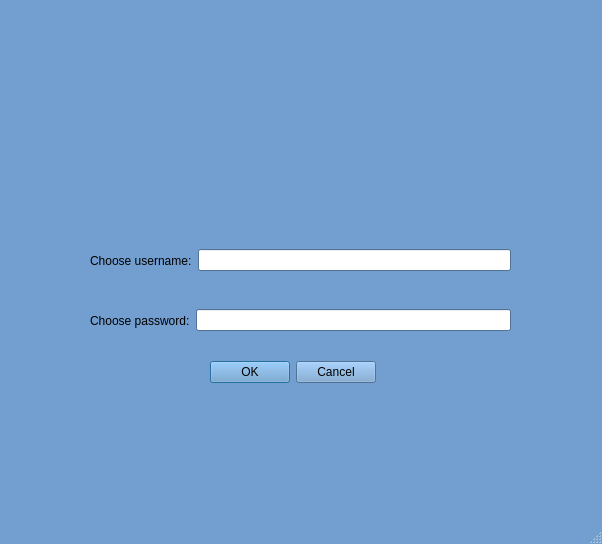
Qt form Client/mainwindow.ui (MATF-RS20/RS023-group-chat) before a commit.
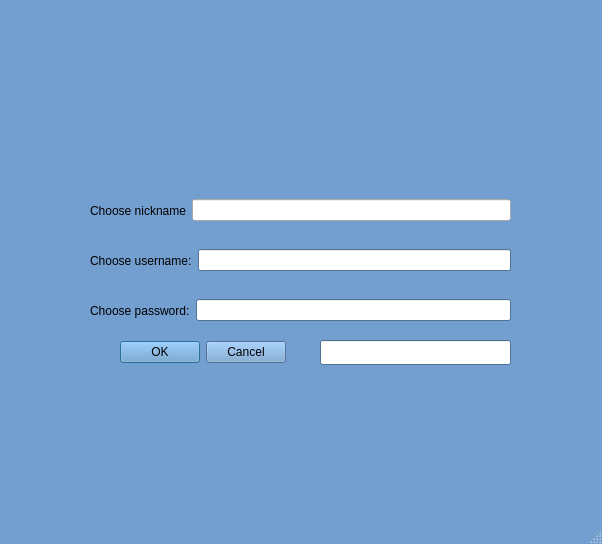
The same form after that commit. The open tabs and pages were chosen to show the change. Icons and pictures are not drawn.

What changed in the file:
```diff
--- a/Client/mainwindow.ui
+++ b/Client/mainwindow.ui
@@ -3008,7 +3008,7 @@
       <property name="geometry">
        <rect>
         <x>250</x>
-        <y>60</y>
+        <y>30</y>
         <width>141</width>
         <height>131</height>
        </rect>
@@ -3053,7 +3053,7 @@
       <property name="geometry">
        <rect>
         <x>120</x>
-        <y>300</y>
+        <y>290</y>
         <width>421</width>
         <height>41</height>
        </rect>
@@ -3087,8 +3087,8 @@
      <widget class="QDialogButtonBox" name="buttonBox">
       <property name="geometry">
        <rect>
-        <x>240</x>
-        <y>360</y>
+        <x>150</x>
+        <y>340</y>
         <width>166</width>
         <height>25</height>
        </rect>
@@ -3100,6 +3100,484 @@
        <set>QDialogButtonBox::Cancel|QDialogButtonBox::Ok</set>
       </property>
      </widget>
+     <widget class="QWidget" name="horizontalLayoutWidget_9">
+      <property name="geometry">
+       <rect>
+        <x>120</x>
+        <y>190</y>
+        <width>421</width>
+        <height>41</height>
+       </rect>
+      </property>
+      <layout class="QHBoxLayout" name="horizontalLayout_9">
+       <item>
+        <widget class="QLabel" name="label_13">
+         <property name="text">
+          <string>Choose nickname</string>
+         </property>
+        </widget>
+       </item>
+       <item>
+        <widget class="QLineEdit" name="nickname_line">
+         <property name="palette">
+          <palette>
+           <active>
+            <colorrole role="WindowText">
+             <brush brushstyle="SolidPattern">
+              <color alpha="255">
+               <red>0</red>
+               <green>0</green>
+               <blue>0</blue>
+              </color>
+             </brush>
+            </colorrole>
+            <colorrole role="Button">
+             <brush brushstyle="SolidPattern">
+              <color alpha="255">
+               <red>238</red>
+               <green>238</green>
+               <blue>236</blue>
+              </color>
+             </brush>
+            </colorrole>
+            <colorrole role="Light">
+             <brush brushstyle="SolidPattern">
+              <color alpha="255">
+               <red>255</red>
+               <green>255</green>
+               <blue>255</blue>
+              </color>
+             </brush>
+            </colorrole>
+            <colorrole role="Midlight">
+             <brush brushstyle="SolidPattern">
+              <color alpha="255">
+               <red>246</red>
+               <green>246</green>
+               <blue>245</blue>
+              </color>
+             </brush>
+            </colorrole>
+            <colorrole role="Dark">
+             <brush brushstyle="SolidPattern">
+              <color alpha="255">
+               <red>119</red>
+               <green>119</green>
+               <blue>118</blue>
+              </color>
+             </brush>
+            </colorrole>
+            <colorrole role="Mid">
+             <brush brushstyle="SolidPattern">
+              <color alpha="255">
+               <red>159</red>
+               <green>159</green>
+               <blue>157</blue>
+              </color>
+             </brush>
+            </colorrole>
+            <colorrole role="Text">
+             <brush brushstyle="SolidPattern">
+              <color alpha="255">
+               <red>0</red>
+               <green>0</green>
+               <blue>0</blue>
+              </color>
+             </brush>
+            </colorrole>
+            <colorrole role="BrightText">
+             <brush brushstyle="SolidPattern">
+              <color alpha="255">
+               <red>255</red>
+               <green>255</green>
+               <blue>255</blue>
+              </color>
+             </brush>
+            </colorrole>
+            <colorrole role="ButtonText">
+             <brush brushstyle="SolidPattern">
+              <color alpha="255">
+               <red>0</red>
+               <green>0</green>
+               <blue>0</blue>
+              </color>
+             </brush>
+            </colorrole>
+            <colorrole role="Base">
+             <brush brushstyle="SolidPattern">
+              <color alpha="255">
+               <red>255</red>
+               <green>255</green>
+               <blue>255</blue>
+              </color>
+             </brush>
+            </colorrole>
+            <colorrole role="Window">
+             <brush brushstyle="SolidPattern">
+              <color alpha="255">
+               <red>238</red>
+               <green>238</green>
+               <blue>236</blue>
+              </color>
+             </brush>
+            </colorrole>
+            <colorrole role="Shadow">
+             <brush brushstyle="SolidPattern">
+              <color alpha="255">
+               <red>0</red>
+               <green>0</green>
+               <blue>0</blue>
+              </color>
+             </brush>
+            </colorrole>
+            <colorrole role="AlternateBase">
+             <brush brushstyle="SolidPattern">
+              <color alpha="255">
+               <red>246</red>
+               <green>246</green>
+               <blue>245</blue>
+              </color>
+             </brush>
+            </colorrole>
+            <colorrole role="ToolTipBase">
+             <brush brushstyle="SolidPattern">
+              <color alpha="255">
+               <red>255</red>
+               <green>255</green>
+               <blue>220</blue>
+              </color>
+             </brush>
+            </colorrole>
+            <colorrole role="ToolTipText">
+             <brush brushstyle="SolidPattern">
+              <color alpha="255">
+               <red>0</red>
+               <green>0</green>
+               <blue>0</blue>
+              </color>
+             </brush>
+            </colorrole>
+            <colorrole role="PlaceholderText">
+             <brush brushstyle="SolidPattern">
+              <color alpha="128">
+               <red>0</red>
+               <green>0</green>
+               <blue>0</blue>
+              </color>
+             </brush>
+            </colorrole>
+           </active>
+           <inactive>
+            <colorrole role="WindowText">
+             <brush brushstyle="SolidPattern">
+              <color alpha="255">
+               <red>0</red>
+               <green>0</green>
+               <blue>0</blue>
+              </color>
+             </brush>
+            </colorrole>
+            <colorrole role="Button">
+             <brush brushstyle="SolidPattern">
+              <color alpha="255">
+               <red>238</red>
+               <green>238</green>
+               <blue>236</blue>
+              </color>
+             </brush>
+            </colorrole>
+            <colorrole role="Light">
+             <brush brushstyle="SolidPattern">
+              <color alpha="255">
+               <red>255</red>
+               <green>255</green>
+               <blue>255</blue>
+              </color>
+             </brush>
+            </colorrole>
+            <colorrole role="Midlight">
+             <brush brushstyle="SolidPattern">
+              <color alpha="255">
+               <red>246</red>
+               <green>246</green>
+               <blue>245</blue>
+              </color>
+             </brush>
+            </colorrole>
+            <colorrole role="Dark">
+             <brush brushstyle="SolidPattern">
+              <color alpha="255">
+               <red>119</red>
+               <green>119</green>
+               <blue>118</blue>
+              </color>
+             </brush>
+            </colorrole>
+            <colorrole role="Mid">
+             <brush brushstyle="SolidPattern">
+              <color alpha="255">
+               <red>159</red>
+               <green>159</green>
+               <blue>157</blue>
+              </color>
+             </brush>
+            </colorrole>
+            <colorrole role="Text">
+             <brush brushstyle="SolidPattern">
+              <color alpha="255">
+               <red>0</red>
+               <green>0</green>
+               <blue>0</blue>
+              </color>
+             </brush>
+            </colorrole>
+            <colorrole role="BrightText">
+             <brush brushstyle="SolidPattern">
+              <color alpha="255">
+               <red>255</red>
+               <green>255</green>
+               <blue>255</blue>
+              </color>
+             </brush>
+            </colorrole>
+            <colorrole role="ButtonText">
+             <brush brushstyle="SolidPattern">
+              <color alpha="255">
+               <red>0</red>
+               <green>0</green>
+               <blue>0</blue>
+              </color>
+             </brush>
+            </colorrole>
+            <colorrole role="Base">
+             <brush brushstyle="SolidPattern">
+              <color alpha="255">
+               <red>255</red>
+               <green>255</green>
+               <blue>255</blue>
+              </color>
+             </brush>
+            </colorrole>
+            <colorrole role="Window">
+             <brush brushstyle="SolidPattern">
+              <color alpha="255">
+               <red>238</red>
+               <green>238</green>
+               <blue>236</blue>
+              </color>
+             </brush>
+            </colorrole>
+            <colorrole role="Shadow">
+             <brush brushstyle="SolidPattern">
+              <color alpha="255">
+               <red>0</red>
+               <green>0</green>
+               <blue>0</blue>
+              </color>
+             </brush>
+            </colorrole>
+            <colorrole role="AlternateBase">
+             <brush brushstyle="SolidPattern">
+              <color alpha="255">
+               <red>246</red>
+               <green>246</green>
+               <blue>245</blue>
+              </color>
+             </brush>
+            </colorrole>
+            <colorrole role="ToolTipBase">
+             <brush brushstyle="SolidPattern">
+              <color alpha="255">
+               <red>255</red>
+               <green>255</green>
+               <blue>220</blue>
+              </color>
+             </brush>
+            </colorrole>
+            <colorrole role="ToolTipText">
+             <brush brushstyle="SolidPattern">
+              <color alpha="255">
+               <red>0</red>
+               <green>0</green>
+               <blue>0</blue>
+              </color>
+             </brush>
+            </colorrole>
+            <colorrole role="PlaceholderText">
+             <brush brushstyle="SolidPattern">
+              <color alpha="128">
+               <red>0</red>
+               <green>0</green>
+               <blue>0</blue>
+              </color>
+             </brush>
+            </colorrole>
+           </inactive>
+           <disabled>
+            <colorrole role="WindowText">
+             <brush brushstyle="SolidPattern">
+              <color alpha="255">
+               <red>119</red>
+               <green>119</green>
+               <blue>118</blue>
+              </color>
+             </brush>
+            </colorrole>
+            <colorrole role="Button">
+             <brush brushstyle="SolidPattern">
+              <color alpha="255">
+               <red>238</red>
+               <green>238</green>
+               <blue>236</blue>
+              </color>
+             </brush>
+            </colorrole>
+            <colorrole role="Light">
+             <brush brushstyle="SolidPattern">
+              <color alpha="255">
+               <red>255</red>
+               <green>255</green>
+               <blue>255</blue>
+              </color>
+             </brush>
+            </colorrole>
+            <colorrole role="Midlight">
+             <brush brushstyle="SolidPattern">
+              <color alpha="255">
+               <red>246</red>
+               <green>246</green>
+               <blue>245</blue>
+              </color>
+             </brush>
+            </colorrole>
+            <colorrole role="Dark">
+             <brush brushstyle="SolidPattern">
+              <color alpha="255">
+               <red>119</red>
+               <green>119</green>
+               <blue>118</blue>
+              </color>
+             </brush>
+            </colorrole>
+            <colorrole role="Mid">
+             <brush brushstyle="SolidPattern">
+              <color alpha="255">
+               <red>159</red>
+               <green>159</green>
+               <blue>157</blue>
+              </color>
+             </brush>
+            </colorrole>
+            <colorrole role="Text">
+             <brush brushstyle="SolidPattern">
+              <color alpha="255">
+               <red>119</red>
+               <green>119</green>
+               <blue>118</blue>
+              </color>
+             </brush>
+            </colorrole>
+            <colorrole role="BrightText">
+             <brush brushstyle="SolidPattern">
+              <color alpha="255">
+               <red>255</red>
+               <green>255</green>
+               <blue>255</blue>
+              </color>
+             </brush>
+            </colorrole>
+            <colorrole role="ButtonText">
+             <brush brushstyle="SolidPattern">
+              <color alpha="255">
+               <red>119</red>
+               <green>119</green>
+               <blue>118</blue>
+              </color>
+             </brush>
+            </colorrole>
+            <colorrole role="Base">
+             <brush brushstyle="SolidPattern">
+              <color alpha="255">
+               <red>238</red>
+               <green>238</green>
+               <blue>236</blue>
+              </color>
+             </brush>
+            </colorrole>
+            <colorrole role="Window">
+             <brush brushstyle="SolidPattern">
+              <color alpha="255">
+               <red>238</red>
+               <green>238</green>
+               <blue>236</blue>
+              </color>
+             </brush>
+            </colorrole>
+            <colorrole role="Shadow">
+             <brush brushstyle="SolidPattern">
+              <color alpha="255">
+               <red>0</red>
+               <green>0</green>
+               <blue>0</blue>
+              </color>
+             </brush>
+            </colorrole>
+            <colorrole role="AlternateBase">
+             <brush brushstyle="SolidPattern">
+              <color alpha="255">
+               <red>238</red>
+               <green>238</green>
+               <blue>236</blue>
+              </color>
+             </brush>
+            </colorrole>
+            <colorrole role="ToolTipBase">
+             <brush brushstyle="SolidPattern">
+              <color alpha="255">
+               <red>255</red>
+               <green>255</green>
+               <blue>220</blue>
+              </color>
+             </brush>
+            </colorrole>
+            <colorrole role="ToolTipText">
+             <brush brushstyle="SolidPattern">
+              <color alpha="255">
+               <red>0</red>
+               <green>0</green>
+               <blue>0</blue>
+              </color>
+             </brush>
+            </colorrole>
+            <colorrole role="PlaceholderText">
+             <brush brushstyle="SolidPattern">
+              <color alpha="128">
+               <red>0</red>
+               <green>0</green>
+               <blue>0</blue>
+              </color>
+             </brush>
+            </colorrole>
+           </disabled>
+          </palette>
+         </property>
+         <property name="clearButtonEnabled">
+          <bool>true</bool>
+         </property>
+        </widget>
+       </item>
+      </layout>
+     </widget>
+     <widget class="QLineEdit" name="error_msg_line">
+      <property name="geometry">
+       <rect>
+        <x>350</x>
+        <y>340</y>
+        <width>191</width>
+        <height>25</height>
+       </rect>
+      </property>
+     </widget>
     </widget>
    </widget>
   </widget>
```
Left out of the diff: 480 changed lines with no effect on the pictures.
